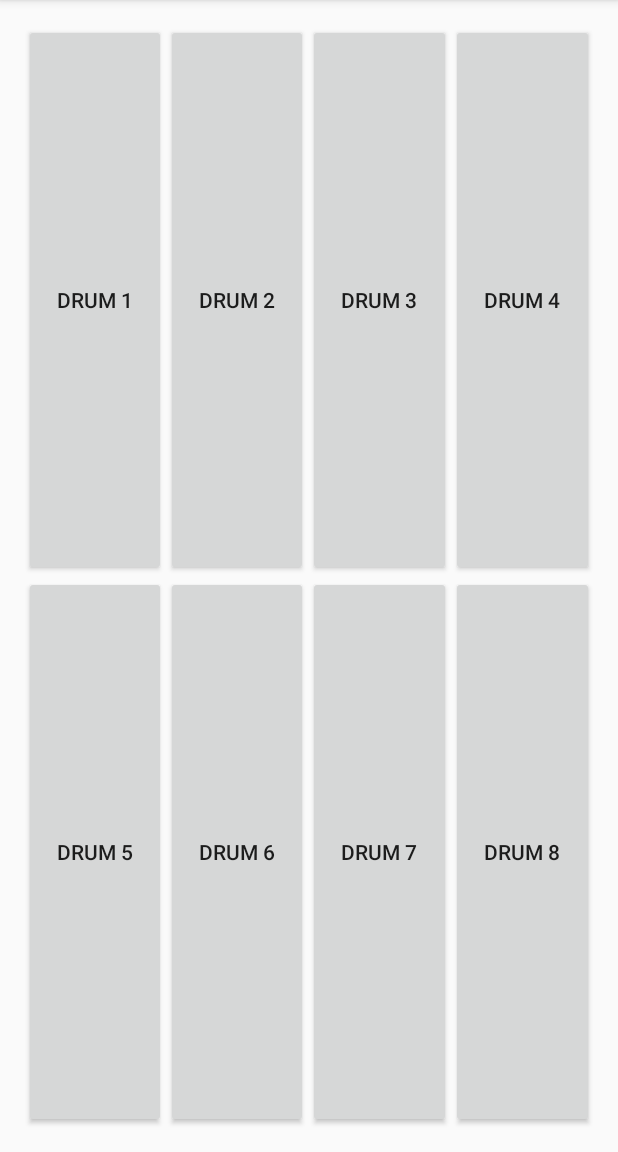
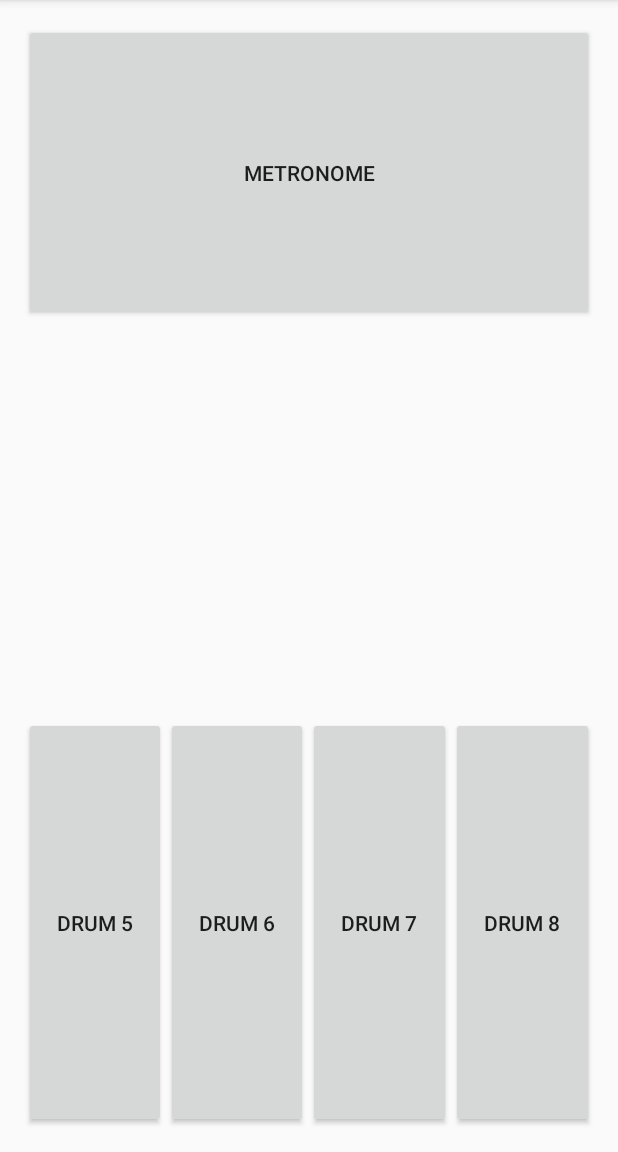
Before and after one commit to VirtualPaws/LearnToBeat, an Android app: the screen it shows after launch (MainActivity), on a phone screen of 412 x 824 dp, the part 84-1236 px from its top. Run offline under Robolectric (Android 15) with nearby library versions, the phone set to English and light mode, and no system bars.

Commit message:
neue ui, metronome stop

```diff
--- a/app/src/main/java/com/example/mephysta/learntobeat/MainActivity.java
+++ b/app/src/main/java/com/example/mephysta/learntobeat/MainActivity.java
@@ -13,7 +13,7 @@ public class MainActivity extends AppCompatActivity {
     Metronome metronome;
     Thread metronomeThread;
     int noteDuration = 2400;
-    boolean isPlaying = false;
+    public static boolean isPlaying = false;
     @Override
     protected void onCreate(Bundle savedInstanceState) {
         super.onCreate(savedInstanceState);
@@ -56,15 +56,6 @@ public class MainActivity extends AppCompatActivity {
                             metronomeThread.start();
                         }
                         break;
-                    case R.id.drum2:
-                        mp2.start();
-                        break;
-                    case R.id.drum3:
-                        mp3.start();
-                        break;
-                    case R.id.drum4:
-                        mp4.start();
-                        break;
                     case R.id.drum5:
                         mp5.start();
                         break;
@@ -84,18 +75,12 @@ public class MainActivity extends AppCompatActivity {
         };
 
         Button btn1 = (Button) findViewById(R.id.drum1);
-        Button btn2 = (Button) findViewById(R.id.drum2);
-        Button btn3 = (Button) findViewById(R.id.drum3);
-        Button btn4 = (Button) findViewById(R.id.drum4);
         Button btn5 = (Button) findViewById(R.id.drum5);
         Button btn6 = (Button) findViewById(R.id.drum6);
         Button btn7 = (Button) findViewById(R.id.drum7);
         Button btn8 = (Button) findViewById(R.id.drum8);
 
         btn1.setOnClickListener(listener);
-        btn2.setOnClickListener(listener);
-        btn3.setOnClickListener(listener);
-        btn4.setOnClickListener(listener);
         btn5.setOnClickListener(listener);
         btn6.setOnClickListener(listener);
         btn7.setOnClickListener(listener);
--- a/app/src/main/java/com/example/mephysta/learntobeat/Metronome.java
+++ b/app/src/main/java/com/example/mephysta/learntobeat/Metronome.java
@@ -66,7 +66,7 @@ public class Metronome implements Runnable {
                 }
             }
             audioGenerator.writeSound(sound);
-        } while(play);
+        } while(MainActivity.isPlaying);
     }
 
     public void stop() {
--- a/app/src/main/res/layout/activity_main.xml
+++ b/app/src/main/res/layout/activity_main.xml
@@ -13,39 +13,21 @@
     <LinearLayout
         android:layout_width="match_parent"
         android:layout_height="0dp"
-        android:layout_weight="0.5"
+        android:layout_weight="0.22"
         android:orientation="horizontal">
 
         <Button
             android:layout_width="0dp"
-            android:layout_height="match_parent"
+            android:layout_height="198dp"
             android:layout_weight="0.25"
-            android:text="drum 1"
+            android:text="Metronome"
             android:id="@+id/drum1"/>
-        <Button
-            android:layout_width="0dp"
-            android:layout_height="match_parent"
-            android:layout_weight="0.25"
-            android:text="drum 2"
-            android:id="@+id/drum2"/>
-        <Button
-            android:layout_width="0dp"
-            android:layout_height="match_parent"
-            android:layout_weight="0.25"
-            android:text="drum 3"
-            android:id="@+id/drum3"/>
-        <Button
-            android:layout_width="0dp"
-            android:layout_height="match_parent"
-            android:layout_weight="0.25"
-            android:text="drum 4"
-            android:id="@+id/drum4"/>
     </LinearLayout>
 
     <LinearLayout
         android:layout_width="match_parent"
         android:layout_height="0dp"
-        android:layout_weight="0.5"
+        android:layout_weight="0.13"
         android:orientation="horizontal">
 
         <Button
```
